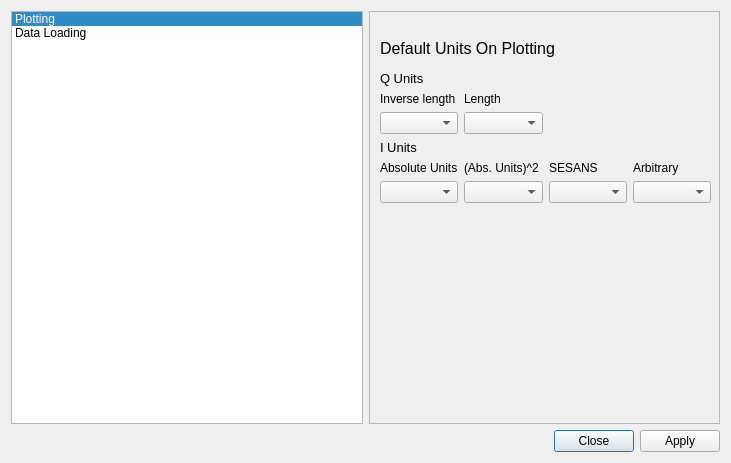
The window that src/sas/qtgui/Utilities/UI/PreferencesUI.ui (SasView/sasview) describes before a commit, drawn with Qt 5.
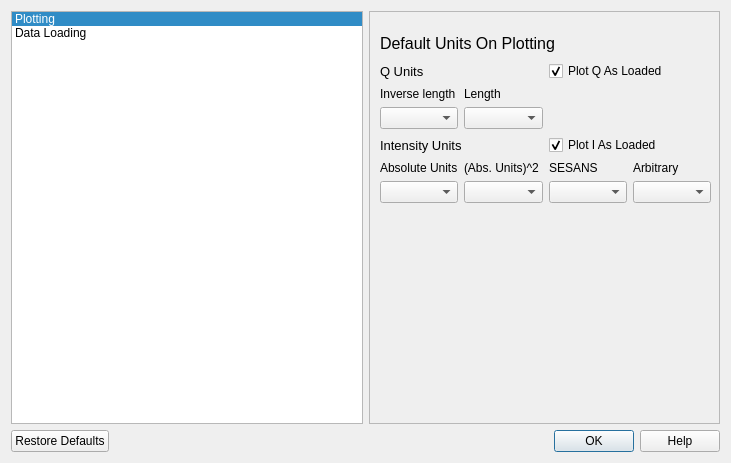
The same window after the commit. Icons and pictures are not drawn.

Commit message: Allow user to override any I and Q units, regardless of what is found in the data file

What changed in the file:
```diff
--- a/src/sas/qtgui/Utilities/UI/PreferencesUI.ui
+++ b/src/sas/qtgui/Utilities/UI/PreferencesUI.ui
@@ -96,37 +96,9 @@
             </item>
             <item>
              <layout class="QGridLayout" name="gridLayout">
-              <item row="0" column="0">
-               <widget class="QLabel" name="label_6">
-                <property name="font">
-                 <font>
-                  <pointsize>10</pointsize>
-                 </font>
-                </property>
-                <property name="text">
-                 <string>Q Units</string>
-                </property>
-               </widget>
-              </item>
-              <item row="3" column="1">
-               <widget class="QComboBox" name="cbPlotQLength"/>
-              </item>
               <item row="6" column="1">
                <widget class="QComboBox" name="cbPlotIAbsSquared"/>
               </item>
-              <item row="3" column="0">
-               <widget class="QComboBox" name="cbPlotQInvLength"/>
-              </item>
-              <item row="6" column="3">
-               <widget class="QComboBox" name="cbPlotIArbitrary"/>
-              </item>
-              <item row="5" column="0">
-               <widget class="QLabel" name="label_15">
-                <property name="text">
-                 <string>Absolute Units</string>
-                </property>
-               </widget>
-              </item>
               <item row="1" column="0">
                <widget class="QLabel" name="label_3">
                 <property name="text">
@@ -134,18 +106,6 @@
                 </property>
                </widget>
               </item>
-              <item row="4" column="0">
-               <widget class="QLabel" name="label_8">
-                <property name="font">
-                 <font>
-                  <pointsize>10</pointsize>
-                 </font>
-                </property>
-                <property name="text">
-                 <string>I Units</string>
-                </property>
-               </widget>
-              </item>
               <item row="5" column="3">
                <widget class="QLabel" name="label_7">
                 <property name="text">
@@ -160,6 +120,18 @@
                 </property>
                </widget>
               </item>
+              <item row="6" column="0">
+               <widget class="QComboBox" name="cbPlotIAbs"/>
+              </item>
+              <item row="3" column="1">
+               <widget class="QComboBox" name="cbPlotQLength"/>
+              </item>
+              <item row="6" column="3">
+               <widget class="QComboBox" name="cbPlotIArbitrary"/>
+              </item>
+              <item row="3" column="0">
+               <widget class="QComboBox" name="cbPlotQInvLength"/>
+              </item>
               <item row="5" column="1">
                <widget class="QLabel" name="label">
                 <property name="text">
@@ -170,8 +142,12 @@
               <item row="6" column="2">
                <widget class="QComboBox" name="cbPlotISesans"/>
               </item>
-              <item row="6" column="0">
-               <widget class="QComboBox" name="cbPlotIAbs"/>
+              <item row="5" column="0">
+               <widget class="QLabel" name="label_15">
+                <property name="text">
+                 <string>Absolute Units</string>
+                </property>
+               </widget>
               </item>
               <item row="1" column="1">
                <widget class="QLabel" name="label_16">
@@ -180,6 +156,50 @@
                 </property>
                </widget>
               </item>
+              <item row="0" column="2" colspan="2">
+               <widget class="QCheckBox" name="checkBoxPlotQAsLoaded">
+                <property name="text">
+                 <string>Plot Q As Loaded</string>
+                </property>
+                <property name="checked">
+                 <bool>true</bool>
+                </property>
+               </widget>
+              </item>
+              <item row="4" column="2" colspan="2">
+               <widget class="QCheckBox" name="checkBoxPlotIAsLoaded">
+                <property name="text">
+                 <string>Plot I As Loaded</string>
+                </property>
+                <property name="checked">
+                 <bool>true</bool>
+                </property>
+               </widget>
+              </item>
+              <item row="4" column="0" colspan="2">
+               <widget class="QLabel" name="label_8">
+                <property name="font">
+                 <font>
+                  <pointsize>10</pointsize>
+                 </font>
+                </property>
+                <property name="text">
+                 <string>Intensity Units</string>
+                </property>
+               </widget>
+              </item>
+              <item row="0" column="0" colspan="2">
+               <widget class="QLabel" name="label_6">
+                <property name="font">
+                 <font>
+                  <pointsize>10</pointsize>
+                 </font>
+                </property>
+                <property name="text">
+                 <string>Q Units</string>
+                </property>
+               </widget>
+              </item>
              </layout>
             </item>
            </layout>
@@ -236,7 +256,7 @@
                  </font>
                 </property>
                 <property name="text">
-                 <string>I Units</string>
+                 <string>Intensity Units</string>
                 </property>
                </widget>
               </item>
@@ -309,6 +329,20 @@
               <item row="2" column="1">
                <widget class="QComboBox" name="cbLoadQUnitSelector"/>
               </item>
+              <item row="0" column="1">
+               <widget class="QCheckBox" name="checkBoxLoadQOverride">
+                <property name="text">
+                 <string>Override File Q Units</string>
+                </property>
+               </widget>
+              </item>
+              <item row="3" column="1">
+               <widget class="QCheckBox" name="checkBoxLoadIOverride">
+                <property name="text">
+                 <string>Override File I Units</string>
+                </property>
+               </widget>
+              </item>
              </layout>
             </item>
            </layout>
@@ -326,7 +360,7 @@
       <enum>Qt::Horizontal</enum>
      </property>
      <property name="standardButtons">
-      <set>QDialogButtonBox::Apply|QDialogButtonBox::Close</set>
+      <set>QDialogButtonBox::Help|QDialogButtonBox::Ok|QDialogButtonBox::RestoreDefaults</set>
      </property>
     </widget>
    </item>
```
The commit also changes 2 other files.
